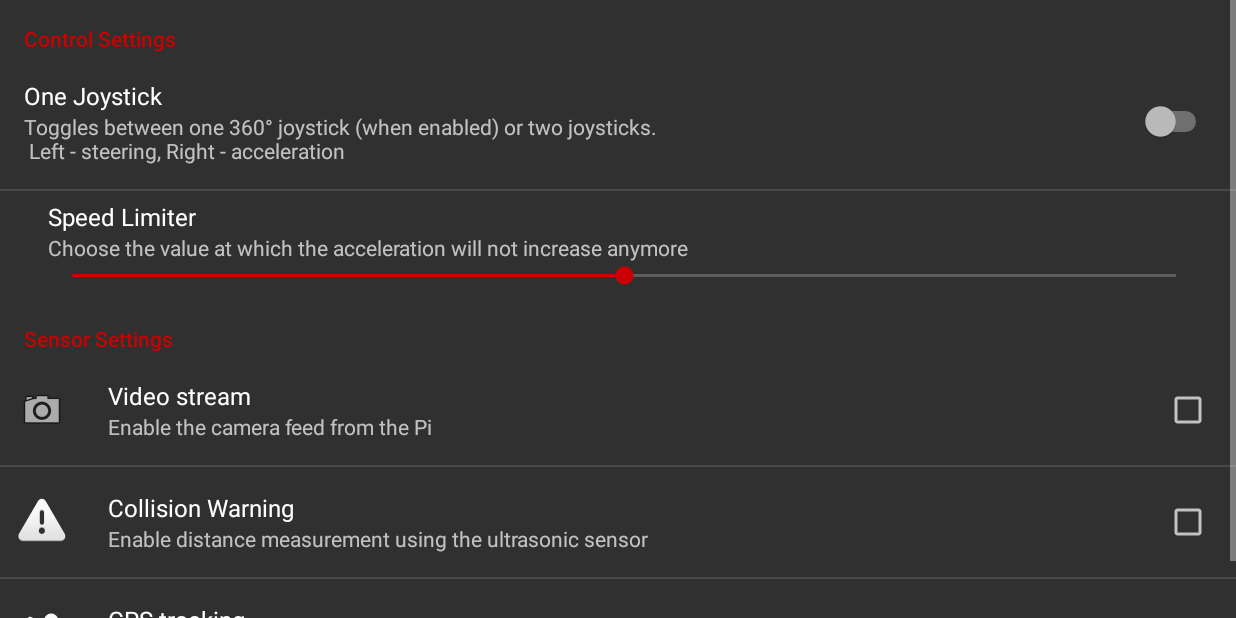
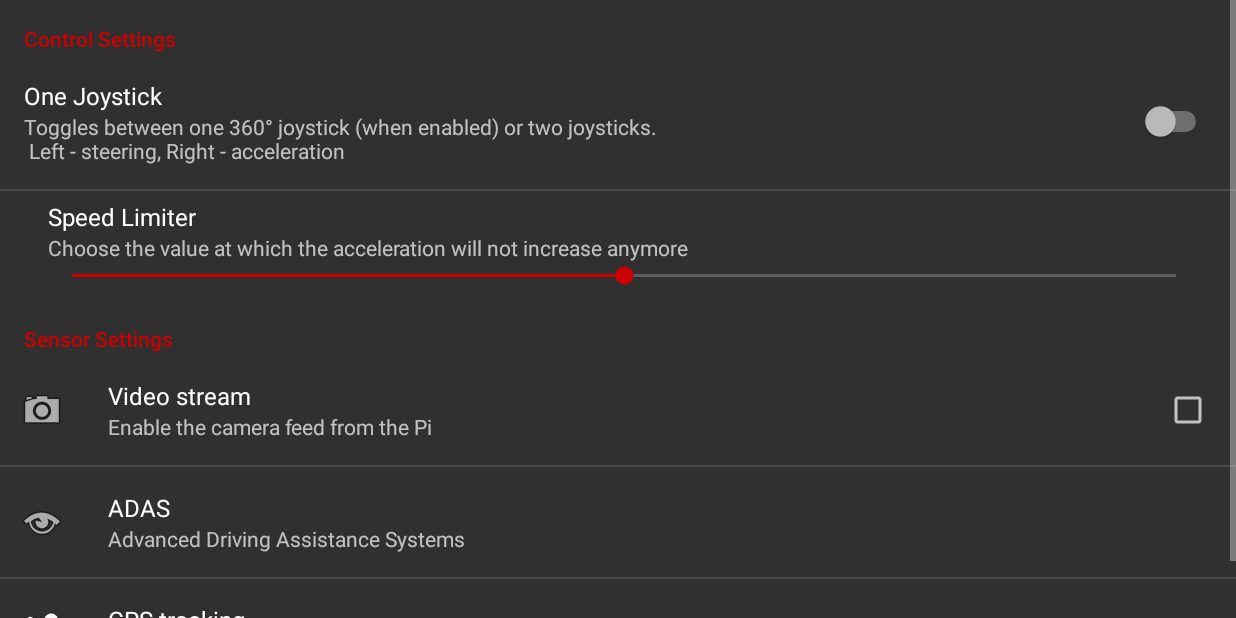
Before and after one commit to vnemes/PiCar, an Android app: the ControllerActivity screen opened directly, with no data from a screen before it, after a tap on an icon or button, on a phone screen of 824 x 412 dp (held sideways). Run offline under Robolectric (Android 15) with nearby library versions, the light colour scheme and no system bars; our stand-ins replace Volley; libraries missing offline, so code that uses them is left out: io.github.controlwear.virtual; network calls fail; 18 statements that could not run were skipped.

Commit message:
Moved Speed Limit logic to backend, implemented adaptive cruise control controller

```diff
--- a/PiCar/app/src/main/java/vendetta/picar/ControllerActivity.java
+++ b/PiCar/app/src/main/java/vendetta/picar/ControllerActivity.java
@@ -38,6 +38,7 @@ import vendetta.picar.camera.dependencies.Source;
 import vendetta.picar.connection.ConnectionConfig;
 import vendetta.picar.connection.ConnectionTypeEn;
 import vendetta.picar.control.SpeedController;
+import vendetta.picar.http.control.ACCControllerHTTP;
 import vendetta.picar.http.control.PlatformControllerHTTP;
 import vendetta.picar.http.control.SpeedControllerHTTP;
 import vendetta.picar.control.SteeringController;
@@ -45,9 +46,6 @@ import vendetta.picar.connection.PiWiFiManager;
 import vendetta.picar.connection.ConnectionStateEn;
 import vendetta.picar.http.control.SteeringControllerHTTP;
 import vendetta.picar.http.requests.HealthRequest;
-import vendetta.picar.http.requests.CommandEnum;
-import vendetta.picar.http.requests.ServiceEnum;
-import vendetta.picar.http.requests.ServiceRequest;
 import vendetta.picar.http.sensors.GPSSensor;
 import vendetta.picar.http.sensors.UltrasonicSensor;
 import vendetta.picar.wearsupport.WearMessageScheduler;
@@ -69,7 +67,9 @@ public class ControllerActivity extends Activity {
     private GPSSensor gpsSensor;
 
     private boolean isConnectionActive = false;
-    private boolean oneOrTwoJoysticks;
+    private boolean oneOrTwoJoysticks, enableGPS = false, enableCamera= false,
+            enableUltrasonic = false, enableACC = false;
+    private int maxSpeed = 50;
     private final static String TAG = ControllerActivity.class.getSimpleName();
     private static final int JOYSTICK_UPDATE_INTERVAL = 333; // every 333 ms = 3 times per second
     private HandlerThread ultrasonicHandlerThread;
@@ -151,22 +151,34 @@ public class ControllerActivity extends Activity {
     protected void onStart() {
         SharedPreferences preferences = PreferenceManager.getDefaultSharedPreferences(this);
         oneOrTwoJoysticks = preferences.getBoolean(this.getString(R.string.pref_key_joystick), false);
-        int maxSpeed = preferences.getInt(this.getString(R.string.pref_key_speed_seek), 50);
-        boolean enableCamera = preferences.getBoolean(this.getString(R.string.pref_key_enable_camera), false);
-        boolean enableUltrasonic = preferences.getBoolean(this.getString(R.string.pref_key_enable_ultrasonic), false);
-        boolean enableGPS = preferences.getBoolean(this.getString(R.string.pref_key_enable_gps),false);
 
-        if (enableCamera && enableGPS){
+        maxSpeed = preferences.getInt(this.getString(R.string.pref_key_speed_seek), 50);
+        boolean enableCameraRequest = preferences.getBoolean(this.getString(R.string.pref_key_enable_camera), false);
+        boolean enableUltrasonicRequest = preferences.getBoolean(this.getString(R.string.pref_key_enable_ultrasonic), false);
+        boolean enableGPSRequest = preferences.getBoolean(this.getString(R.string.pref_key_enable_gps),false);
+        boolean enableACCRequest = preferences.getBoolean(this.getString(R.string.pref_key_enable_acc),false);
+
+        if (enableCameraRequest && enableGPSRequest){
             Toast.makeText(this,"Cannot have both camera and GPS",Toast.LENGTH_LONG).show();
             enableDisableCamera(true);
         } else{
-            enableDisableGPS(enableGPS);
-            enableDisableCamera(enableCamera);
+            if (enableGPS != enableGPSRequest)
+                enableDisableGPS(enableGPSRequest);
+            if (enableCamera != enableCameraRequest)
+                enableDisableCamera(enableCameraRequest);
         }
+        if (enableUltrasonic != enableUltrasonicRequest)
+            enableDisableUltrasonic(enableUltrasonicRequest);
+        enableControls(oneOrTwoJoysticks);
 
-        enableDisableUltrasonic(enableUltrasonic);
-        enableControls(oneOrTwoJoysticks);
-        updateMaxSpeed(maxSpeed);
+        if (enableACC != enableACCRequest)
+            enableDisableAcc(enableACCRequest);
+
+
+        enableCamera = enableCameraRequest;
+        enableGPS = enableGPSRequest;
+        enableUltrasonic = enableUltrasonicRequest;
+        enableACC = enableACCRequest;
 
         //Register to receive broadcasts from the MessageService
         messageReceiver = new BroadcastReceiver() {
@@ -200,6 +212,7 @@ public class ControllerActivity extends Activity {
 
         if (config.getConnType().equals(ConnectionTypeEn.WIFI_AP) || config.getConnType().equals(ConnectionTypeEn.WIFI_INET) || config.getConnType().equals(ConnectionTypeEn.WIFI_LOCAL)) {
             speedController = new SpeedControllerHTTP(this, effectiveIP);
+            updateMaxSpeed(maxSpeed);
             steeringController = new SteeringControllerHTTP(this, effectiveIP);
         } else {
             // todo handle here BLE
@@ -235,12 +248,11 @@ public class ControllerActivity extends Activity {
 
     private void enableDisableUltrasonic(boolean enable) {
 
-        //start/stop the ultrasonic sensor service
-        ultrasonicSensor.enableDisableSensor(enable);
         if (enable) {
             // send a request to start the ultrasonic sensor service
             ultrasonicSensor = new UltrasonicSensor(this);
             ultrasonicSensor.setIp(effectiveIP);
+            ultrasonicSensor.enableDisableSensor(true);
             ultrasonicHandlerThread = new HandlerThread("HandlerThread");
             ultrasonicHandlerThread.start();
             Handler handler = new Handler(ultrasonicHandlerThread.getLooper());
@@ -252,12 +264,13 @@ public class ControllerActivity extends Activity {
                     handler.postDelayed(this, 1000);
                     runOnUiThread(() -> loading(false));
                 }
-            }, 6000);
+            }, 3000);
             distanceTV.setVisibility(View.VISIBLE);
-        } else {
+        } else if (!enableACC){
             if (ultrasonicHandlerThread != null) {
                 ultrasonicHandlerThread.quit();
-            }
+            }if (ultrasonicSensor != null)
+                ultrasonicSensor.enableDisableSensor(false);
             distanceTV.setText(R.string.ultrasonic_initializing);
             distanceTV.setVisibility(View.INVISIBLE);
         }
@@ -294,6 +307,10 @@ public class ControllerActivity extends Activity {
                 frameLayout.setVisibility(View.INVISIBLE);
             }
         }
+    }
+
+    private void enableDisableAcc(boolean enable) {
+        new ACCControllerHTTP(this, effectiveIP).enableDisableACC(enable);
     }
 
 
--- a/PiCar/app/src/main/java/vendetta/picar/control/SpeedController.java
+++ b/PiCar/app/src/main/java/vendetta/picar/control/SpeedController.java
@@ -43,6 +43,10 @@ public abstract class SpeedController {
 
     public void setMaxSpeed(int maxSpeed){
         speedLimit = maxSpeed;
+        requestSetSpeedLimit(maxSpeed);
+    }
+
+    protected void requestSetSpeedLimit(int maxSpeed){
     }
 
 
--- a/PiCar/app/src/main/res/values/strings.xml
+++ b/PiCar/app/src/main/res/values/strings.xml
@@ -12,6 +12,8 @@
     <string name="pref_key_speed_seek">seek_bar_speed</string>
     <string name="pref_key_enable_camera">enable_camera_stream</string>
     <string name="pref_key_enable_ultrasonic">enable_distance_measurement</string>
+    <string name="pref_key_enable_acc">enable_adaptive_cruise_control</string>
+    <string name="pref_key_enable_lka">enable_lane_keep_assist</string>
     <string name="pref_key_enable_gps">enable_gps_tracking</string>
     <string name="pref_key_first_launch">first_launch</string>
     <string name="pref_key_connection_config">connection_config</string>
@@ -35,4 +37,5 @@
     <string name="api_control_endpoint">/control</string>
     <string name="api_speed_endpoint">/control/speed</string>
     <string name="api_steering_endpoint">/control/steering</string>
+    <string name="api_acc_endpoint">/control/adaptivecruise</string>
 </resources>
--- a/PiCar/app/src/main/res/xml/preferences.xml
+++ b/PiCar/app/src/main/res/xml/preferences.xml
@@ -55,12 +55,36 @@
             android:summary="Enable the camera feed from the Pi"
             android:icon="@android:drawable/ic_menu_camera" />
 
+        <PreferenceScreen
+            android:key="pref_key_adas_preference"
+            android:title="ADAS"
+            android:summary="Advanced Driving Assistance Systems"
+            android:icon="@android:drawable/ic_menu_view">
+
+            <!-- You can place more preferences here that will be shown on the next screen. -->
+
             <CheckBoxPreference
                 android:key="@string/pref_key_enable_ultrasonic"
                 android:title="Collision Warning"
                 android:defaultValue="false"
                 android:summary="Enable distance measurement using the ultrasonic sensor"
                 android:icon="@android:drawable/ic_dialog_alert" />
+
+            <CheckBoxPreference
+                android:key="@string/pref_key_enable_acc"
+                android:title="Adaptive Cruise Control"
+                android:defaultValue="false"
+                android:summary="Keeps a constant distance to the vehicle in front"
+                android:icon="@android:drawable/ic_menu_upload_you_tube" />
+
+            <CheckBoxPreference
+                android:key="@string/pref_key_enable_lka"
+                android:title="Lane Keep Assist"
+                android:defaultValue="false"
+                android:summary="Maintains the vehicle between the road markings"
+                android:icon="@android:drawable/ic_menu_directions" />
+
+        </PreferenceScreen>
 
         <CheckBoxPreference
             android:key="@string/pref_key_enable_gps"
@@ -93,53 +117,4 @@
 
     </PreferenceCategory>
 
-    <!--<PreferenceCategory-->
-        <!--android:title="launch_preferences">-->
-
-        <!--&lt;!&ndash; This PreferenceScreen tag serves as a screen break (similar to page break-->
-             <!--in word processing). Like for other preference types, we assign a key-->
-             <!--here so it is able to save and restore its instance state. &ndash;&gt;-->
-        <!--<PreferenceScreen-->
-            <!--android:key="screen_preference"-->
-            <!--android:title="title_screen_preference"-->
-            <!--android:summary="summary_screen_preference">-->
-
-            <!--&lt;!&ndash; You can place more preferences here that will be shown on the next screen. &ndash;&gt;-->
-
-            <!--<CheckBoxPreference-->
-                <!--android:key="next_screen_checkbox_preference"-->
-                <!--android:title="title_next_screen_toggle_preference"-->
-                <!--android:summary="summary_next_screen_toggle_preference" />-->
-
-        <!--</PreferenceScreen>-->
-
-        <!--<PreferenceScreen-->
-            <!--android:title="title_intent_preference"-->
-            <!--android:summary="summary_intent_preference">-->
-
-            <!--<intent android:action="android.intent.action.VIEW"-->
-                <!--android:data="http://www.android.com" />-->
-
-        <!--</PreferenceScreen>-->
-
-    <!--</PreferenceCategory>-->
-
-    <!--<PreferenceCategory-->
-        <!--android:title="preference_attributes">-->
-
-        <!--<CheckBoxPreference-->
-            <!--android:key="parent_checkbox_preference"-->
-            <!--android:title="title_parent_preference"-->
-            <!--android:summary="summary_parent_preference" />-->
-
-        <!--&lt;!&ndash; The visual style of a child is defined by this styled theme attribute. &ndash;&gt;-->
-        <!--<CheckBoxPreference-->
-            <!--android:key="child_checkbox_preference"-->
-            <!--android:dependency="parent_checkbox_preference"-->
-            <!--android:layout="?android:attr/preferenceLayoutChild"-->
-            <!--android:title="title_child_preference"-->
-            <!--android:summary="summary_child_preference" />-->
-
-    <!--</PreferenceCategory>-->
-
 </PreferenceScreen>
```
Also changed, not shown: PiCar/app/src/main/java/vendetta/picar/http/control/ACCControllerHTTP.java (added, +33 -0 lines), PiCar/app/src/main/java/vendetta/picar/http/control/SpeedControllerHTTP.java (+12 -0 lines). Lines whose indentation alone changed are shown as unchanged.
